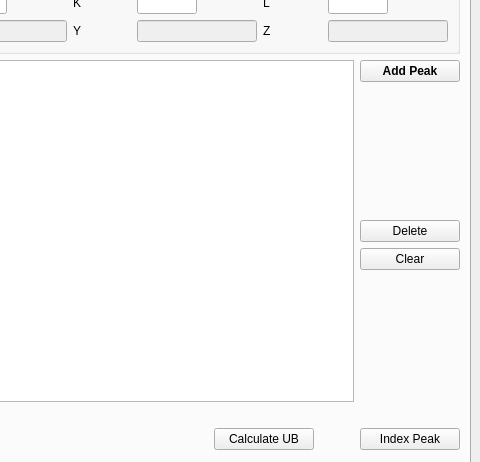
mantidproject/mantid, file Code/Mantid/scripts/HFIR_4Circle_Reduction/MainWindow.ui: the form before one commit; both pictures show x 665 to 1145 and y 128 to 590 of the 1145 by 770 pixel window.
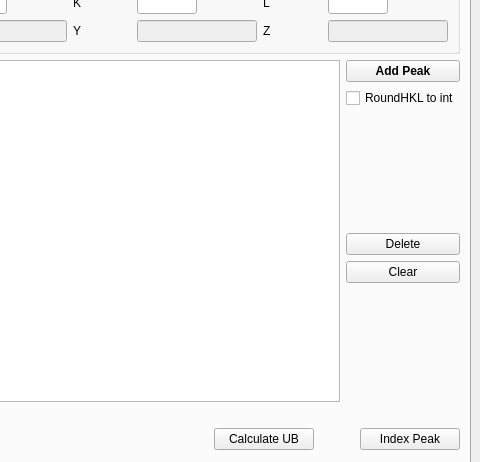
The form after the commit. Custom widgets are drawn as their Qt base class.

Patch:
```diff
--- a/Code/Mantid/scripts/HFIR_4Circle_Reduction/MainWindow.ui
+++ b/Code/Mantid/scripts/HFIR_4Circle_Reduction/MainWindow.ui
@@ -1121,6 +1121,18 @@
                     </property>
                    </widget>
                   </item>
+                  <item>
+                   <widget class="QCheckBox" name="checkBox_roundHKLInt">
+                    <property name="font">
+                     <font>
+                      <pointsize>9</pointsize>
+                     </font>
+                    </property>
+                    <property name="text">
+                     <string>RoundHKL to int</string>
+                    </property>
+                   </widget>
+                  </item>
                   <item>
                    <spacer name="verticalSpacer_11">
                     <property name="orientation">
@@ -1144,7 +1156,7 @@
                     </property>
                     <property name="maximumSize">
                      <size>
-                      <width>100</width>
+                      <width>200</width>
                       <height>16777215</height>
                      </size>
                     </property>
```
